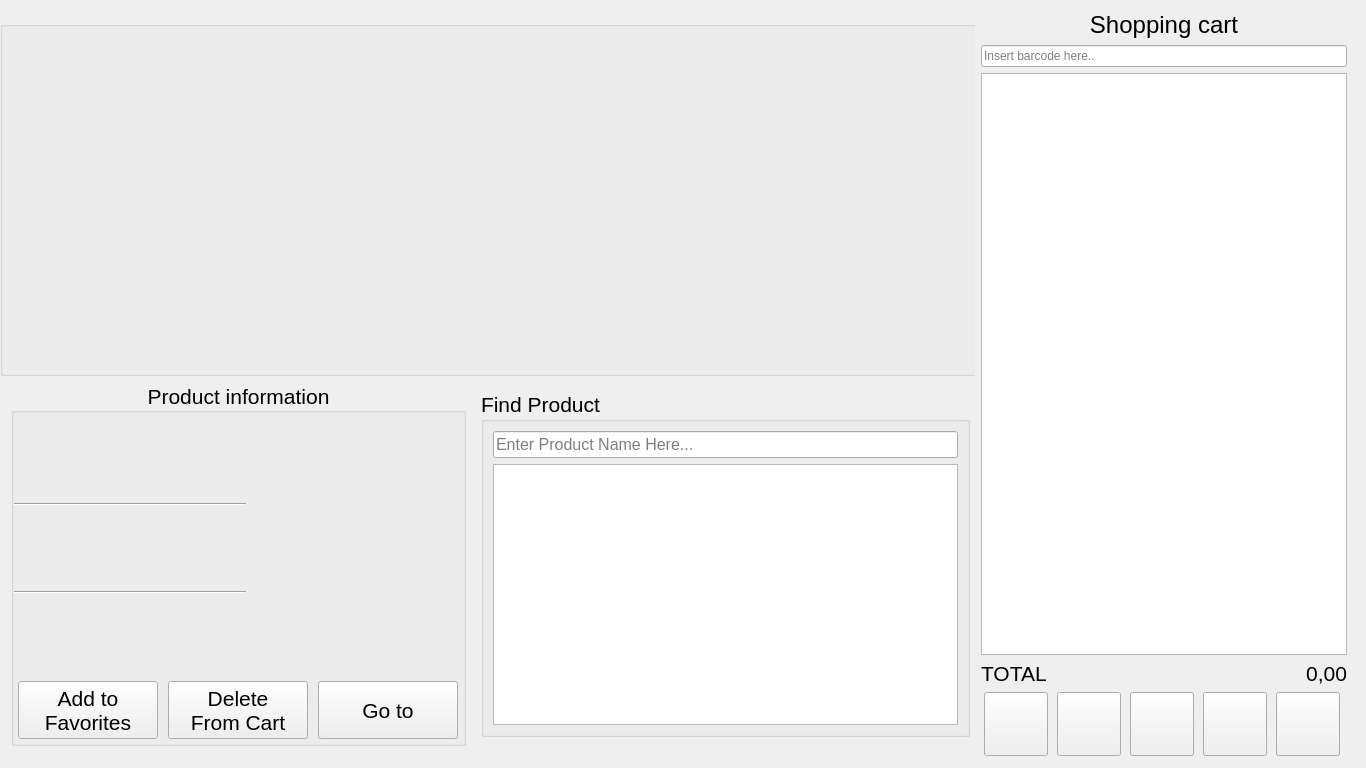
Before: the Qt Designer form selfcheckout.ui in VasiliyNovosad/SelfCheckoutClient, drawn with Qt 5.
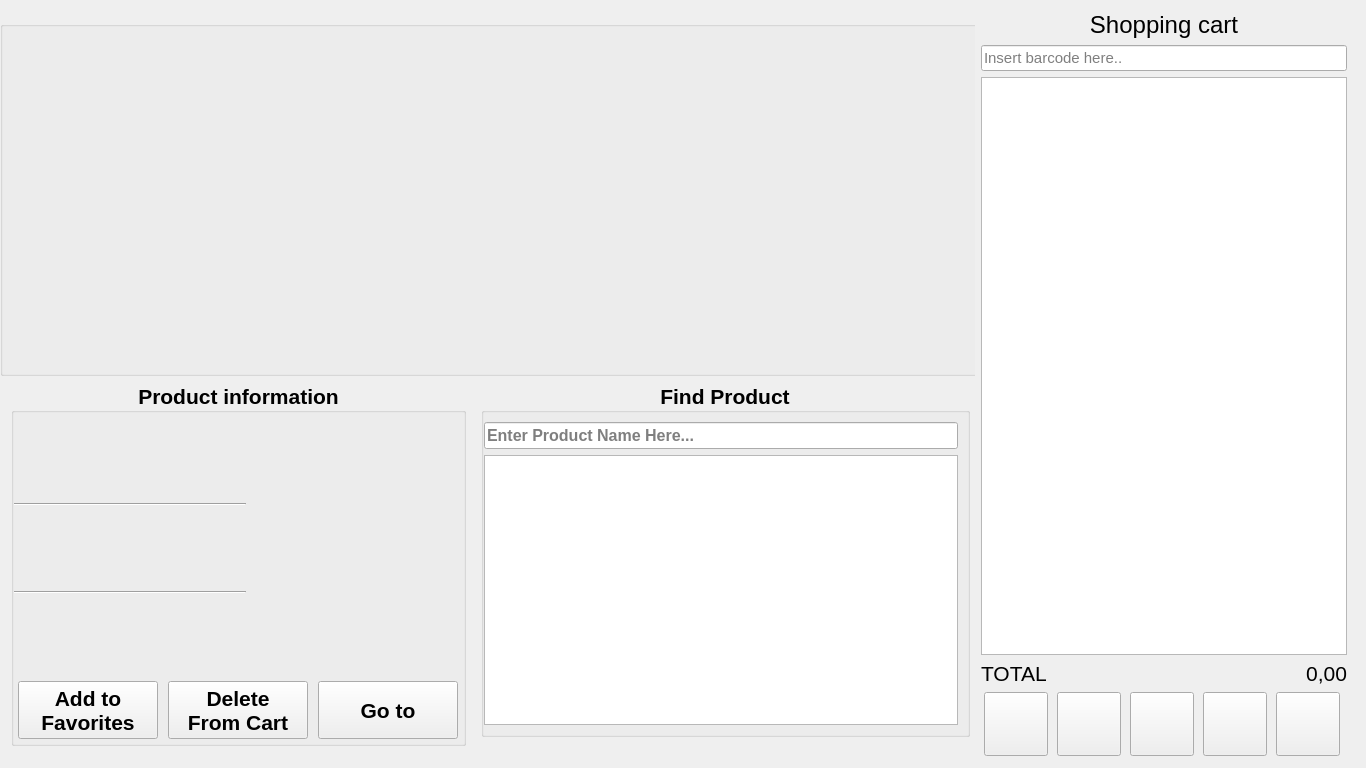
After: the same form once the commit is applied. The open tabs and pages were chosen to show the change. Icons and pictures are not drawn.

Diff of the .ui file:
```diff
--- a/selfcheckout.ui
+++ b/selfcheckout.ui
@@ -268,7 +268,10 @@
                    </property>
                    <property name="font">
                     <font>
+                     <family>Arial</family>
                      <pointsize>16</pointsize>
+                     <weight>75</weight>
+                     <bold>true</bold>
                     </font>
                    </property>
                    <property name="title">
@@ -1435,17 +1438,32 @@
                    </widget>
                    <widget class="QWidget" name="findProductPage">
                     <layout class="QVBoxLayout" name="verticalLayout">
+                     <property name="topMargin">
+                      <number>0</number>
+                     </property>
                      <item>
                       <widget class="QGroupBox" name="findProductGroupBox">
                        <property name="font">
                         <font>
+                         <family>Arial</family>
                          <pointsize>16</pointsize>
+                         <weight>75</weight>
+                         <bold>true</bold>
                         </font>
                        </property>
                        <property name="title">
                         <string>Find Product</string>
                        </property>
+                       <property name="alignment">
+                        <set>Qt::AlignCenter</set>
+                       </property>
                        <layout class="QVBoxLayout" name="verticalLayout_6">
+                        <property name="leftMargin">
+                         <number>0</number>
+                        </property>
+                        <property name="topMargin">
+                         <number>9</number>
+                        </property>
                         <item>
                          <widget class="QLineEdit" name="findLineEdit">
                           <property name="font">
@@ -1628,6 +1646,14 @@
             </item>
             <item>
              <widget class="QLineEdit" name="barcodeLineEdit">
+              <property name="font">
+               <font>
+                <pointsize>11</pointsize>
+               </font>
+              </property>
+              <property name="inputMethodHints">
+               <set>Qt::ImhDigitsOnly</set>
+              </property>
               <property name="placeholderText">
                <string>Insert barcode here..</string>
               </property>
```
Left out of the diff: 3 changed lines with no effect on the pictures.
